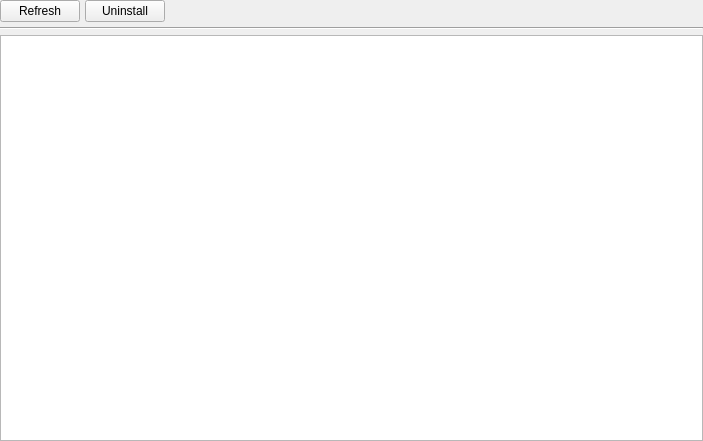
Old version of the form mva/Licenta/gui/forms/application_manager_widget.ui in the repository bogdan-constandache/SystemToolKit.
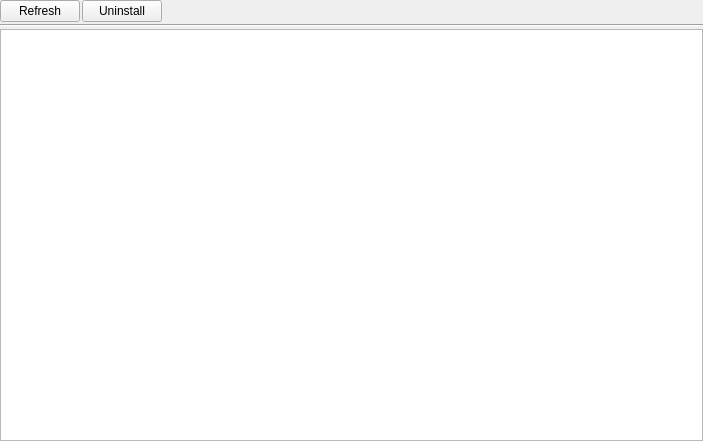
New version of the form.

Diff of the .ui file:
```diff
--- a/mva/Licenta/gui/forms/application_manager_widget.ui
+++ b/mva/Licenta/gui/forms/application_manager_widget.ui
@@ -15,7 +15,7 @@
   </property>
   <layout class="QVBoxLayout" name="verticalLayout">
    <property name="spacing">
-    <number>5</number>
+    <number>2</number>
    </property>
    <property name="leftMargin">
     <number>0</number>
@@ -30,7 +30,23 @@
     <number>0</number>
    </property>
    <item>
+    <widget class="QFrame" name="frameButtons">
     <layout class="QHBoxLayout" name="hLayoutButtons">
+      <property name="spacing">
+       <number>2</number>
+      </property>
+      <property name="leftMargin">
+       <number>0</number>
+      </property>
+      <property name="topMargin">
+       <number>0</number>
+      </property>
+      <property name="rightMargin">
+       <number>0</number>
+      </property>
+      <property name="bottomMargin">
+       <number>0</number>
+      </property>
      <item>
       <widget class="QPushButton" name="refreshButton">
        <property name="font">
@@ -75,6 +91,7 @@
       </spacer>
      </item>
     </layout>
+    </widget>
    </item>
    <item>
     <widget class="Line" name="line">
```
Lines whose indentation alone changed are shown as unchanged.
